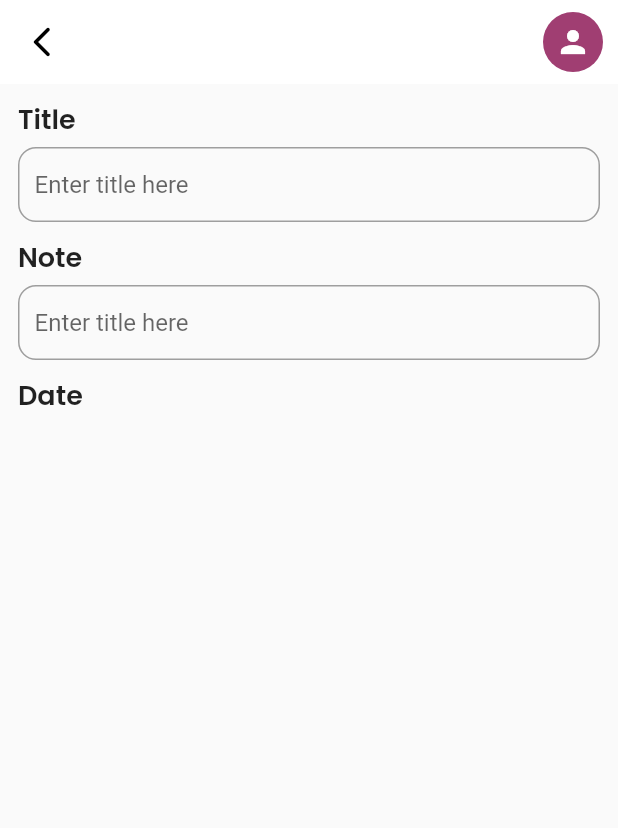
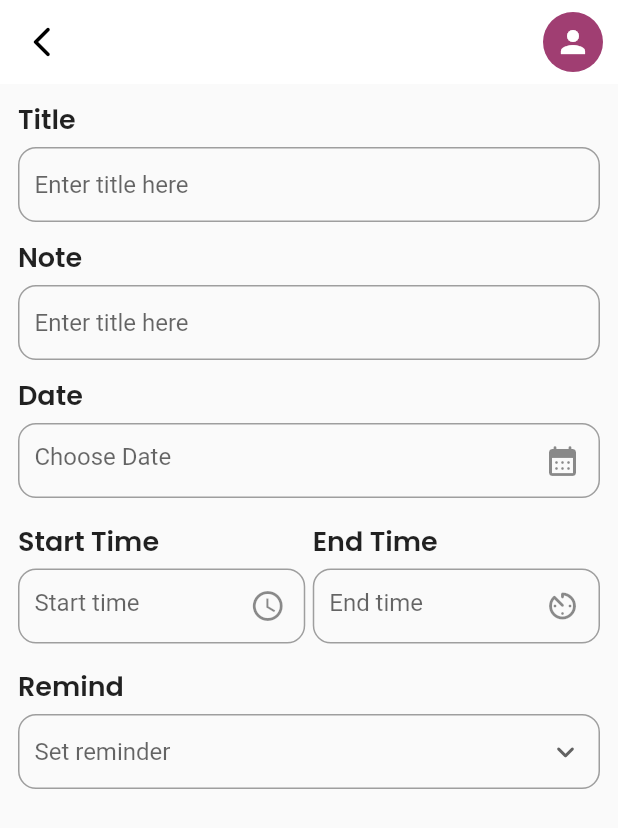
Before and after one commit to fauzirramadan/task_management_app, a Flutter app: the screen it shows after launch, after a tap on "Add Task", on a phone screen of 412 x 824 dp. Shown: the top 828 px of the screen. Run offline on Flutter 3.47's test engine with Material 2 defaults, Android fonts, the phone set to English and light mode, and no system bars; our stand-ins replace flutter_local_notifications, get, get_storage, google_fonts; missing offline and left inert: flutter_date_picker_timeline.

Commit message:
add date, time, reminder picker + provider

```diff
--- /dev/null
+++ b/lib/components/custom_field.dart
@@ -0,0 +1,36 @@
+import 'package:flutter/material.dart';
+
+class CustomField extends StatelessWidget {
+  final TextEditingController dateController;
+  final void Function()? onTap;
+  final String hintText;
+  final IconData icon;
+  const CustomField(
+      {Key? key,
+      required this.dateController,
+      required this.onTap,
+      required this.hintText,
+      required this.icon})
+      : super(key: key);
+
+  @override
+  Widget build(BuildContext context) {
+    return Container(
+      padding: const EdgeInsets.only(left: 10),
+      margin: const EdgeInsets.only(bottom: 10),
+      decoration: BoxDecoration(
+        border: Border.all(color: Colors.grey),
+        borderRadius: BorderRadius.circular(12),
+      ),
+      child: TextFormField(
+          controller: dateController,
+          onTap: onTap,
+          validator: (value) => value!.isEmpty ? "cannot empty" : null,
+          readOnly: true,
+          decoration: InputDecoration(
+              suffixIcon: Icon(icon),
+              hintText: hintText,
+              border: InputBorder.none)),
+    );
+  }
+}
--- /dev/null
+++ b/lib/components/dropdown_field.dart
@@ -0,0 +1,37 @@
+import 'package:flutter/material.dart';
+
+class DropDownField extends StatelessWidget {
+  final String value;
+  final void Function(String?)? onChange;
+  const DropDownField({super.key, required this.value, required this.onChange});
+
+  @override
+  Widget build(BuildContext context) {
+    List<DropdownMenuItem<String>> menuItems = const [
+      DropdownMenuItem(value: "USA", child: Text("USA")),
+      DropdownMenuItem(value: "Canada", child: Text("Canada")),
+      DropdownMenuItem(value: "Brazil", child: Text("Brazil")),
+      DropdownMenuItem(value: "England", child: Text("England")),
+    ];
+
+    return Container(
+      padding: const EdgeInsets.only(left: 10, right: 10),
+      margin: const EdgeInsets.only(bottom: 10),
+      decoration: BoxDecoration(
+        border: Border.all(color: Colors.grey),
+        borderRadius: BorderRadius.circular(12),
+      ),
+      child: DropdownButtonFormField(
+        items: menuItems,
+        icon: const Icon(Icons.keyboard_arrow_down_rounded),
+        onChanged: onChange,
+        validator: (value) => value!.isEmpty ? "cannot empty" : null,
+        hint: const Text("Set reminder"),
+        elevation: 0,
+        decoration: const InputDecoration(
+          border: InputBorder.none,
+        ),
+      ),
+    );
+  }
+}
--- a/lib/main.dart
+++ b/lib/main.dart
@@ -1,6 +1,9 @@
 import 'package:flutter/material.dart';
 import 'package:get_storage/get_storage.dart';
+import 'package:task_management_app/provider/date_field_provider.dart';
+import 'package:task_management_app/provider/reminder_provider.dart';
 import 'package:task_management_app/provider/theme_provider.dart';
+import 'package:task_management_app/provider/time_fileld_provider.dart';
 import 'package:task_management_app/services/theme_services.dart';
 import 'package:task_management_app/theme.dart';
 import 'package:task_management_app/ui/home.dart';
@@ -10,9 +13,12 @@ import 'package:provider/provider.dart';
 void main() async {
   WidgetsFlutterBinding.ensureInitialized();
   await GetStorage.init();
-  runApp(MultiProvider(
-      providers: [ChangeNotifierProvider(create: (_) => StreamTheme())],
-      child: const MyApp()));
+  runApp(MultiProvider(providers: [
+    ChangeNotifierProvider(create: (_) => StreamTheme()),
+    ChangeNotifierProvider(create: (_) => DateFieldProvider()),
+    ChangeNotifierProvider(create: (_) => TimeFieldProvider()),
+    ChangeNotifierProvider(create: (_) => ReminderProvider())
+  ], child: const MyApp()));
 }
 
 class MyApp extends StatelessWidget {
--- /dev/null
+++ b/lib/provider/date_field_provider.dart
@@ -0,0 +1,22 @@
+import 'package:flutter/material.dart';
+import 'package:intl/intl.dart';
+
+class DateFieldProvider with ChangeNotifier {
+  final TextEditingController _dateInput = TextEditingController(text: "");
+
+  TextEditingController get dateInput => _dateInput;
+
+  Future<void>? chooseDate(BuildContext context) async {
+    DateTime? pickedDate = await showDatePicker(
+        context: context,
+        initialDate: DateTime.now(),
+        firstDate: DateTime(2015),
+        lastDate: DateTime(2101));
+
+    if (pickedDate != null) {
+      String formattedDate = DateFormat.yMd().format(pickedDate);
+      _dateInput.text = formattedDate;
+      notifyListeners();
+    }
+  }
+}
--- /dev/null
+++ b/lib/provider/reminder_provider.dart
@@ -0,0 +1,13 @@
+import 'package:flutter/foundation.dart';
+
+class ReminderProvider with ChangeNotifier {
+  String _selectedValue = "";
+
+  String get selectedValue => _selectedValue;
+
+  void Function(String?)? selectReminder(String newValue) {
+    _selectedValue = newValue;
+    notifyListeners();
+    return null;
+  }
+}
--- /dev/null
+++ b/lib/provider/time_fileld_provider.dart
@@ -0,0 +1,36 @@
+// ignore_for_file: use_build_context_synchronously
+
+import 'package:flutter/material.dart';
+import 'package:intl/intl.dart';
+
+class TimeFieldProvider with ChangeNotifier {
+  final TextEditingController _startTimeInput = TextEditingController(text: "");
+  final TextEditingController _endTimeInput = TextEditingController(text: "");
+
+  TextEditingController get startTimeInput => _startTimeInput;
+  TextEditingController get endTimeInput => _endTimeInput;
+
+  Future<void> chooseStartTime(BuildContext context) async {
+    TimeOfDay? pickedTime =
+        await showTimePicker(context: context, initialTime: TimeOfDay.now());
+
+    if (pickedTime != null) {
+      DateTime parsedTime = DateFormat.jm().parse(pickedTime.format(context));
+      String formattedTime = DateFormat('HH:mm').format(parsedTime);
+      _startTimeInput.text = formattedTime;
+      notifyListeners();
+    }
+  }
+
+  Future<void> chooseEndTime(BuildContext context) async {
+    TimeOfDay? pickedTime =
+        await showTimePicker(context: context, initialTime: TimeOfDay.now());
+
+    if (pickedTime != null) {
+      DateTime parsedTime = DateFormat.jm().parse(pickedTime.format(context));
+      String formattedTime = DateFormat('HH:mm').format(parsedTime);
+      _endTimeInput.text = formattedTime;
+      notifyListeners();
+    }
+  }
+}
--- a/lib/ui/add_task_form.dart
+++ b/lib/ui/add_task_form.dart
@@ -1,7 +1,12 @@
 import 'package:flutter/material.dart';
 import 'package:get/get.dart';
 import 'package:provider/provider.dart';
+import 'package:task_management_app/components/custom_field.dart';
+import 'package:task_management_app/components/dropdown_field.dart';
 import 'package:task_management_app/components/myappbar.dart';
+import 'package:task_management_app/provider/date_field_provider.dart';
+import 'package:task_management_app/provider/reminder_provider.dart';
+import 'package:task_management_app/provider/time_fileld_provider.dart';
 import 'package:task_management_app/theme.dart';
 import 'package:task_management_app/utils/constant.dart';
 
@@ -22,6 +27,19 @@ class _AddTaskFormState extends State<AddTaskForm> {
   Widget build(BuildContext context) {
     bool isDarkMode = context.watch<StreamTheme>().isDarkMode;
 
+    TextEditingController dateInput =
+        context.watch<DateFieldProvider>().dateInput;
+    var dateProvider = context.read<DateFieldProvider>();
+
+    TextEditingController startTimeInput =
+        context.watch<TimeFieldProvider>().startTimeInput;
+    TextEditingController endTimeInput =
+        context.watch<TimeFieldProvider>().endTimeInput;
+    var timeProvider = context.read<TimeFieldProvider>();
+
+    String selectedValue = context.watch<ReminderProvider>().selectedValue;
+    var reminderProvider = context.read<ReminderProvider>();
+
     return Scaffold(
       appBar: myAppBar(
         () => Get.back(),
@@ -32,6 +50,7 @@ class _AddTaskFormState extends State<AddTaskForm> {
       ),
       body: Padding(
         padding: const EdgeInsets.only(top: 10.0, left: 12, right: 12),
+        child: SingleChildScrollView(
           child: Column(
             crossAxisAlignment: CrossAxisAlignment.start,
             children: [
@@ -42,7 +61,7 @@ class _AddTaskFormState extends State<AddTaskForm> {
               const SizedBox(
                 height: 5,
               ),
-            customTextField(titleC),
+              _customTextField(titleC),
               Text(
                 "Note",
                 style: subHeadingStyle,
@@ -50,7 +69,7 @@ class _AddTaskFormState extends State<AddTaskForm> {
               const SizedBox(
                 height: 5,
               ),
-            customTextField(noteC),
+              _customTextField(noteC),
               Text(
                 "Date",
                 style: subHeadingStyle,
@@ -58,13 +77,92 @@ class _AddTaskFormState extends State<AddTaskForm> {
               const SizedBox(
                 height: 5,
               ),
+              CustomField(
+                icon: Icons.calendar_month_rounded,
+                dateController: dateInput,
+                onTap: () => dateProvider.chooseDate(context),
+                hintText: "Choose Date",
+              ),
+              const SizedBox(
+                height: 5,
+              ),
+              _timeRow(startTimeInput, timeProvider, context, endTimeInput),
+              const SizedBox(
+                height: 5,
+              ),
+              Text(
+                "Remind",
+                style: subHeadingStyle,
+              ),
+              const SizedBox(
+                height: 5,
+              ),
+              DropDownField(
+                  value: selectedValue,
+                  onChange: (newValue) {
+                    reminderProvider.selectReminder(newValue ?? "");
+                  })
             ],
+          ),
         ),
       ),
     );
   }
 
-  Widget customTextField(TextEditingController controller) {
+  Widget _timeRow(
+      TextEditingController startTimeInput,
+      TimeFieldProvider timeProvider,
+      BuildContext context,
+      TextEditingController endTimeInput) {
+    return Row(
+      mainAxisAlignment: MainAxisAlignment.spaceBetween,
+      children: [
+        Expanded(
+          child: Column(
+            crossAxisAlignment: CrossAxisAlignment.start,
+            children: [
+              Text(
+                "Start Time",
+                style: subHeadingStyle,
+              ),
+              const SizedBox(
+                height: 5,
+              ),
+              CustomField(
+                  icon: Icons.access_time,
+                  dateController: startTimeInput,
+                  onTap: () => timeProvider.chooseStartTime(context),
+                  hintText: "Start time")
+            ],
+          ),
+        ),
+        const SizedBox(
+          width: 5,
+        ),
+        Expanded(
+          child: Column(
+            crossAxisAlignment: CrossAxisAlignment.start,
+            children: [
+              Text(
+                "End Time",
+                style: subHeadingStyle,
+              ),
+              const SizedBox(
+                height: 5,
+              ),
+              CustomField(
+                  icon: Icons.av_timer_rounded,
+                  dateController: endTimeInput,
+                  onTap: () => timeProvider.chooseEndTime(context),
+                  hintText: "End time")
+            ],
+          ),
+        )
+      ],
+    );
+  }
+
+  Widget _customTextField(TextEditingController controller) {
     return Container(
       padding: const EdgeInsets.only(left: 10),
       margin: const EdgeInsets.only(bottom: 10),
--- a/lib/ui/home.dart
+++ b/lib/ui/home.dart
@@ -34,6 +34,7 @@ class _HomePageState extends State<HomePage> {
   Widget build(BuildContext context) {
     final controller = Get.put(ThemeServices());
     bool isDarkMode = context.watch<StreamTheme>().isDarkMode;
+    var themeProvider = context.read<StreamTheme>();
 
     return Scaffold(
       appBar: myAppBar(
@@ -44,7 +45,7 @@ class _HomePageState extends State<HomePage> {
               body: Get.isDarkMode
                   ? "Activate Light mode"
                   : "Activate Dark mode");
-          context.read<StreamTheme>().switchTheme();
+          themeProvider.switchTheme();
         },
         Icon(
           isDarkMode ? Icons.wb_sunny_outlined : Icons.mode_night_outlined,
@@ -52,7 +53,10 @@ class _HomePageState extends State<HomePage> {
         ),
       ),
       body: Column(
-        children: [_addTaskBar(), _dateBar(isDarkMode)],
+        children: [
+          _addTaskBar(),
+          _dateBar(isDarkMode),
+        ],
       ),
     );
   }
@@ -68,8 +72,7 @@ class _HomePageState extends State<HomePage> {
             _selectedDate = date;
           },
           itemHeight: 50,
-          unselectedItemTextStyle:
-              TextStyle(color: isDarkMode ? Colors.black : Colors.black),
+          unselectedItemTextStyle: const TextStyle(color: Colors.black),
           selectedItemTextStyle: const TextStyle(color: Colors.white),
           selectedItemBackgroundColor: primaryColor,
           unselectedItemBackgroundColor: isDarkMode ? Colors.white60 : white,
```
Lines whose indentation alone changed are shown as unchanged.
